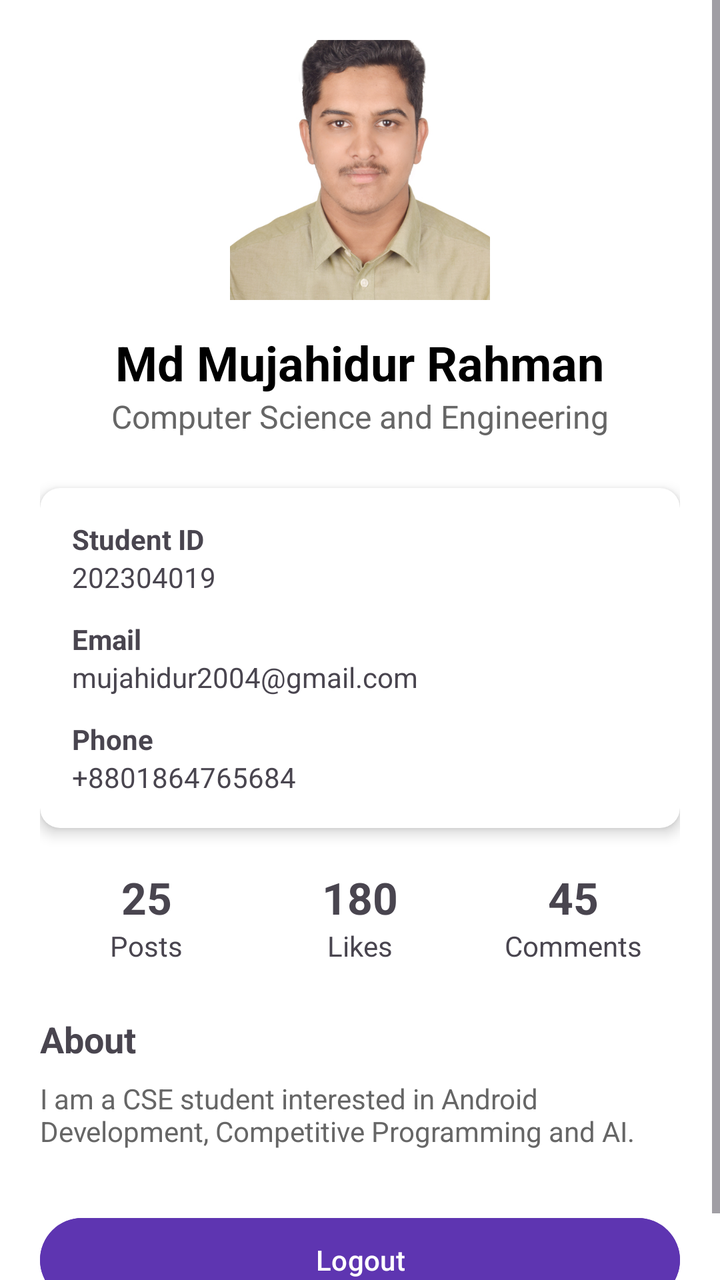
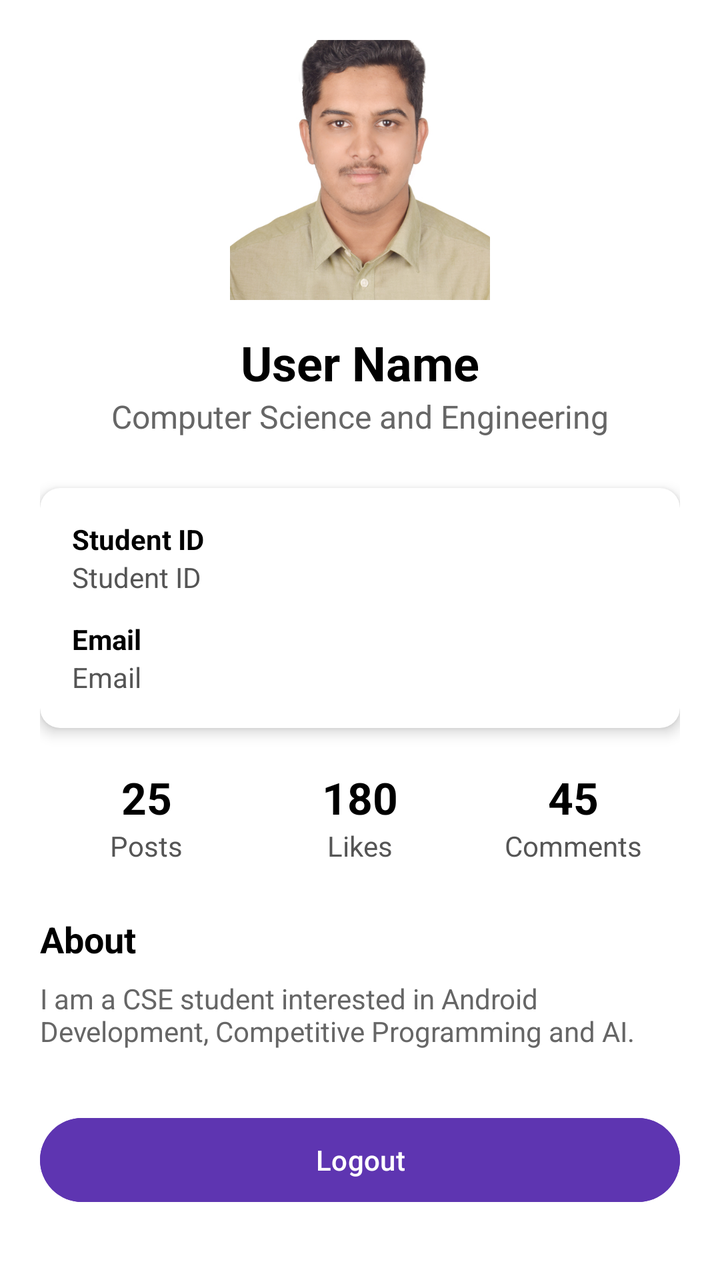

Compare the two renders of this Android layout. The source of the first and the diff that turns it into the second are given below.
<!-- AndroidManifest.xml: application theme Theme.CampusConnect -->
<!-- res/layout/activity_profile.xml -->
<?xml version="1.0" encoding="utf-8"?>
<ScrollView xmlns:android="http://schemas.android.com/apk/res/android"
    xmlns:app="http://schemas.android.com/apk/res-auto"
    android:layout_width="match_parent"
    android:layout_height="match_parent"
    android:background="@android:color/white">

    <LinearLayout
        android:layout_width="match_parent"
        android:layout_height="wrap_content"
        android:orientation="vertical"
        android:padding="20dp">




        <ImageView
            android:id="@+id/imgProfile"
            android:layout_width="130dp"
            android:layout_height="130dp"
            android:layout_gravity="center"
            android:src="@drawable/profile"
            android:scaleType="centerCrop" />


        <TextView
            android:layout_width="wrap_content"
            android:layout_height="wrap_content"
            android:text="Md Mujahidur Rahman"
            android:textSize="24sp"
            android:textStyle="bold"
            android:textColor="#000000"
            android:layout_gravity="center"
            android:layout_marginTop="15dp" />


        <TextView
            android:layout_width="wrap_content"
            android:layout_height="wrap_content"
            android:text="Computer Science and Engineering"
            android:textSize="16sp"
            android:textColor="#666666"
            android:layout_gravity="center"
            android:layout_marginBottom="25dp" />


        <androidx.cardview.widget.CardView
            android:layout_width="match_parent"
            android:layout_height="wrap_content"
            android:layout_marginBottom="20dp"
            app:cardCornerRadius="10dp"
            app:cardElevation="4dp">

            <LinearLayout
                android:layout_width="match_parent"
                android:layout_height="wrap_content"
                android:orientation="vertical"
                android:padding="16dp">

                <TextView
                    android:layout_width="wrap_content"
                    android:layout_height="wrap_content"
                    android:text="Student ID"
                    android:textStyle="bold" />

                <TextView
                    android:layout_width="wrap_content"
                    android:layout_height="wrap_content"
                    android:text="202304019" />

                <TextView
                    android:layout_width="wrap_content"
                    android:layout_height="wrap_content"
                    android:text="Email"
                    android:textStyle="bold"
                    android:layout_marginTop="12dp" />

                <TextView
                    android:layout_width="wrap_content"
                    android:layout_height="wrap_content"
                    android:text="mujahidur2004@gmail.com" />

                <TextView
                    android:layout_width="wrap_content"
                    android:layout_height="wrap_content"
                    android:text="Phone"
                    android:textStyle="bold"
                    android:layout_marginTop="12dp" />

                <TextView
                    android:layout_width="wrap_content"
                    android:layout_height="wrap_content"
                    android:text="+8801864765684" />

            </LinearLayout>

        </androidx.cardview.widget.CardView>


        <LinearLayout
            android:layout_width="match_parent"
            android:layout_height="wrap_content"
            android:orientation="horizontal"
            android:weightSum="3">


            <LinearLayout
                android:layout_width="0dp"
                android:layout_height="wrap_content"
                android:layout_weight="1"
                android:gravity="center"
                android:orientation="vertical">

                <TextView
                    android:layout_width="wrap_content"
                    android:layout_height="wrap_content"
                    android:text="25"
                    android:textSize="22sp"
                    android:textStyle="bold" />

                <TextView
                    android:layout_width="wrap_content"
                    android:layout_height="wrap_content"
                    android:text="Posts" />

            </LinearLayout>


            <LinearLayout
                android:layout_width="0dp"
                android:layout_height="wrap_content"
                android:layout_weight="1"
                android:gravity="center"
                android:orientation="vertical">

                <TextView
                    android:layout_width="wrap_content"
                    android:layout_height="wrap_content"
                    android:text="180"
                    android:textSize="22sp"
                    android:textStyle="bold" />

                <TextView
                    android:layout_width="wrap_content"
                    android:layout_height="wrap_content"
                    android:text="Likes" />

            </LinearLayout>

            <LinearLayout
                android:layout_width="0dp"
                android:layout_height="wrap_content"
                android:layout_weight="1"
                android:gravity="center"
                android:orientation="vertical">

                <TextView
                    android:layout_width="wrap_content"
                    android:layout_height="wrap_content"
                    android:text="45"
                    android:textSize="22sp"
                    android:textStyle="bold" />

                <TextView
                    android:layout_width="wrap_content"
                    android:layout_height="wrap_content"
                    android:text="Comments" />

            </LinearLayout>

        </LinearLayout>


        <TextView
            android:layout_width="wrap_content"
            android:layout_height="wrap_content"
            android:text="About"
            android:textSize="18sp"
            android:textStyle="bold"
            android:layout_marginTop="25dp" />

        <TextView
            android:layout_width="match_parent"
            android:layout_height="wrap_content"
            android:text="I am a CSE student interested in Android Development, Competitive Programming and AI."
            android:textColor="#666666"
            android:layout_marginTop="8dp" />


        <Button
            android:id="@+id/btnLogout"
            android:layout_width="match_parent"
            android:layout_height="50dp"
            android:layout_marginTop="30dp"
            android:text="Logout"
            android:textColor="@android:color/white"
            android:backgroundTint="@color/app_name" />

    </LinearLayout>

</ScrollView>
<!-- resources referenced by this layout -->
<resources>
  <color name="app_name">#5E35B1</color>
  <!-- drawable profile: jpg bitmap (drawable, 146478 bytes) -->
  <style name="Theme.CampusConnect" parent="Base.Theme.CampusConnect" />
  <style name="Base.Theme.CampusConnect" parent="Theme.Material3.DayNight.NoActionBar">
          
          
      </style>
</resources>

<!-- the commit's change to res/layout/activity_profile.xml (unified diff, before → after) -->
@@ -11,30 +11,31 @@
         android:orientation="vertical"
         android:padding="20dp">
 
-
-
-
+        
         <ImageView
             android:id="@+id/imgProfile"
             android:layout_width="130dp"
             android:layout_height="130dp"
             android:layout_gravity="center"
             android:src="@drawable/profile"
-            android:scaleType="centerCrop" />
-
-
-        <TextView
+            android:scaleType="centerCrop"
+            android:contentDescription="Profile Picture" />
+
+        
+        <TextView
+            android:id="@+id/tvProfileName"
             android:layout_width="wrap_content"
             android:layout_height="wrap_content"
-            android:text="Md Mujahidur Rahman"
+            android:text="User Name"
             android:textSize="24sp"
             android:textStyle="bold"
             android:textColor="#000000"
             android:layout_gravity="center"
             android:layout_marginTop="15dp" />
 
-
-        <TextView
+        
+        <TextView
+            android:id="@+id/tvDepartment"
             android:layout_width="wrap_content"
             android:layout_height="wrap_content"
             android:text="Computer Science and Engineering"
@@ -43,7 +44,7 @@
             android:layout_gravity="center"
             android:layout_marginBottom="25dp" />
 
-
+        
         <androidx.cardview.widget.CardView
             android:layout_width="match_parent"
             android:layout_height="wrap_content"
@@ -57,53 +58,49 @@
                 android:orientation="vertical"
                 android:padding="16dp">
 
+                
                 <TextView
                     android:layout_width="wrap_content"
                     android:layout_height="wrap_content"
                     android:text="Student ID"
-                    android:textStyle="bold" />
-
-                <TextView
-                    android:layout_width="wrap_content"
-                    android:layout_height="wrap_content"
-                    android:text="202304019" />
-
+                    android:textStyle="bold"
+                    android:textColor="#000000" />
+
+                <TextView
+                    android:id="@+id/tvStudentId"
+                    android:layout_width="wrap_content"
+                    android:layout_height="wrap_content"
+                    android:text="Student ID"
+                    android:textColor="#555555" />
+
+                
                 <TextView
                     android:layout_width="wrap_content"
                     android:layout_height="wrap_content"
                     android:text="Email"
                     android:textStyle="bold"
+                    android:textColor="#000000"
                     android:layout_marginTop="12dp" />
 
                 <TextView
-                    android:layout_width="wrap_content"
-                    android:layout_height="wrap_content"
-                    android:text="mujahidur2004@gmail.com" />
-
-                <TextView
-                    android:layout_width="wrap_content"
-                    android:layout_height="wrap_content"
-                    android:text="Phone"
-                    android:textStyle="bold"
-                    android:layout_marginTop="12dp" />
-
-                <TextView
-                    android:layout_width="wrap_content"
-                    android:layout_height="wrap_content"
-                    android:text="+8801864765684" />
+                    android:id="@+id/tvEmail"
+                    android:layout_width="wrap_content"
+                    android:layout_height="wrap_content"
+                    android:text="Email"
+                    android:textColor="#555555" />
 
             </LinearLayout>
 
         </androidx.cardview.widget.CardView>
 
-
+        
         <LinearLayout
             android:layout_width="match_parent"
             android:layout_height="wrap_content"
             android:orientation="horizontal"
             android:weightSum="3">
 
-
+            
             <LinearLayout
                 android:layout_width="0dp"
                 android:layout_height="wrap_content"
@@ -116,16 +113,18 @@
                     android:layout_height="wrap_content"
                     android:text="25"
                     android:textSize="22sp"
-                    android:textStyle="bold" />
-
-                <TextView
-                    android:layout_width="wrap_content"
-                    android:layout_height="wrap_content"
-                    android:text="Posts" />
-
-            </LinearLayout>
-
-
+                    android:textStyle="bold"
+                    android:textColor="#000000" />
+
+                <TextView
+                    android:layout_width="wrap_content"
+                    android:layout_height="wrap_content"
+                    android:text="Posts"
+                    android:textColor="#555555" />
+
+            </LinearLayout>
+
+            
             <LinearLayout
                 android:layout_width="0dp"
                 android:layout_height="wrap_content"
@@ -138,15 +137,18 @@
                     android:layout_height="wrap_content"
                     android:text="180"
                     android:textSize="22sp"
-                    android:textStyle="bold" />
-
-                <TextView
-                    android:layout_width="wrap_content"
-                    android:layout_height="wrap_content"
-                    android:text="Likes" />
-
-            </LinearLayout>
-
+                    android:textStyle="bold"
+                    android:textColor="#000000" />
+
+                <TextView
+                    android:layout_width="wrap_content"
+                    android:layout_height="wrap_content"
+                    android:text="Likes"
+                    android:textColor="#555555" />
+
+            </LinearLayout>
+
+            
             <LinearLayout
                 android:layout_width="0dp"
                 android:layout_height="wrap_content"
@@ -159,24 +161,27 @@
                     android:layout_height="wrap_content"
                     android:text="45"
                     android:textSize="22sp"
-                    android:textStyle="bold" />
-
-                <TextView
-                    android:layout_width="wrap_content"
-                    android:layout_height="wrap_content"
-                    android:text="Comments" />
+                    android:textStyle="bold"
+                    android:textColor="#000000" />
+
+                <TextView
+                    android:layout_width="wrap_content"
+                    android:layout_height="wrap_content"
+                    android:text="Comments"
+                    android:textColor="#555555" />
 
             </LinearLayout>
 
         </LinearLayout>
 
-
+        
         <TextView
             android:layout_width="wrap_content"
             android:layout_height="wrap_content"
             android:text="About"
             android:textSize="18sp"
             android:textStyle="bold"
+            android:textColor="#000000"
             android:layout_marginTop="25dp" />
 
         <TextView
@@ -186,7 +191,7 @@
             android:textColor="#666666"
             android:layout_marginTop="8dp" />
 
-
+        
         <Button
             android:id="@+id/btnLogout"
             android:layout_width="match_parent"
